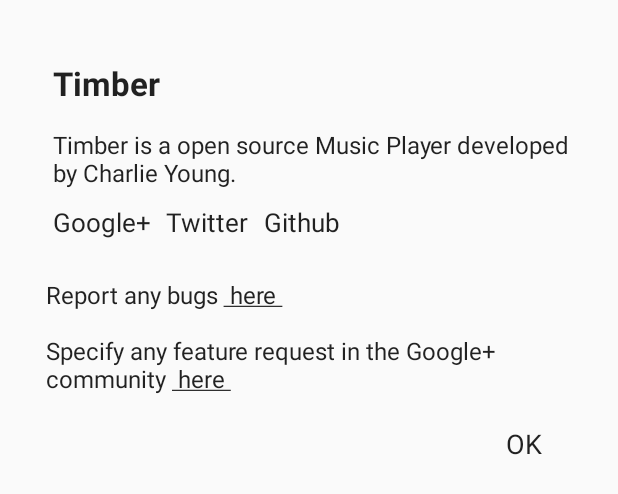
After one commit to wandereryoungg/MyTimber, an Android app: the layout layout_about_dialog.xml on its own in the app's theme, with its tools: preview values and no code run, on a phone screen of 412 x 824 dp. The commit adds this screen. Shown: the top 494 px of the screen. Run offline under Robolectric (Android 15) with nearby library versions, the phone set to English and light mode, and no system bars.

Commit message:
2020/3/24 公司作业内容

```diff
--- a/app/src/main/AndroidManifest.xml
+++ b/app/src/main/AndroidManifest.xml
@@ -10,7 +10,9 @@
         android:roundIcon="@mipmap/ic_launcher_round"
         android:supportsRtl="true"
         android:theme="@style/AppTheme">
-        <activity android:name=".activities.ATEActivity"></activity>
+        <activity android:name=".activities.DonateActivity"></activity>
+        <activity android:name=".activities.SettingsActivity" />
+        <activity android:name=".activities.ATEActivity" />
         <activity android:name=".activities.BaseActivity" />
         <activity android:name=".activities.MainActivity">
             <intent-filter>
--- a/app/src/main/java/com/young/timber/utils/Constants.java
+++ b/app/src/main/java/com/young/timber/utils/Constants.java
@@ -4,6 +4,7 @@ public class Constants {
 
     public static final String PREFERENCES_NAME = "timber";
 
+    public static final String NAVIGATE_SETTINGS = "navigate_settings";
     public static final String NAVIGATE_LIBRARY = "navigate_library";
     public static final String NAVIGATE_PLAYLIST = "navigate_playlist";
     public static final String NAVIGATE_QUEUE = "navigate_queue";
--- /dev/null
+++ b/app/src/main/res/layout/layout_about_dialog.xml
@@ -0,0 +1,106 @@
+<?xml version="1.0" encoding="utf-8"?>
+<LinearLayout xmlns:android="http://schemas.android.com/apk/res/android"
+    android:layout_width="match_parent"
+    android:layout_height="match_parent"
+    android:layout_margin="15dp"
+    android:orientation="vertical"
+    android:paddingTop="15dp"
+    android:paddingBottom="16dp">
+
+    <TextView
+        android:id="@+id/app_version_name"
+        style="@style/TextAppearance.AppCompat.Body1"
+        android:layout_width="wrap_content"
+        android:layout_height="wrap_content"
+        android:paddingLeft="20dp"
+        android:paddingTop="10dp"
+        android:text="@string/app_name"
+        android:textSize="22sp"
+        android:textStyle="bold" />
+
+    <TextView
+        style="@style/TextAppearance.AppCompat.Body1"
+        android:layout_width="match_parent"
+        android:layout_height="wrap_content"
+        android:layout_marginLeft="20dp"
+        android:layout_marginTop="15dp"
+        android:layout_marginRight="10dp"
+        android:text="@string/timber_about_opensource"
+        android:textSize="16sp" />
+
+    <LinearLayout
+        android:layout_width="match_parent"
+        android:layout_height="wrap_content"
+        android:layout_marginLeft="20dp"
+        android:orientation="horizontal">
+
+        <TextView
+            android:id="@+id/googleplus"
+            style="@style/TextAppearance.AppCompat.Body1"
+            android:layout_width="wrap_content"
+            android:layout_height="wrap_content"
+            android:clickable="true"
+            android:paddingTop="10dp"
+            android:text="Google+"
+            android:textSize="17sp" />
+
+        <TextView
+            android:id="@+id/twitter"
+            style="@style/TextAppearance.AppCompat.Body1"
+            android:layout_width="wrap_content"
+            android:layout_height="wrap_content"
+            android:clickable="true"
+            android:paddingLeft="10dp"
+            android:paddingTop="8dp"
+            android:text="Twitter"
+            android:textSize="17sp" />
+
+        <TextView
+            android:id="@+id/github"
+            style="@style/TextAppearance.AppCompat.Body1"
+            android:layout_width="wrap_content"
+            android:layout_height="wrap_content"
+            android:clickable="true"
+            android:paddingLeft="10dp"
+            android:paddingTop="8dp"
+            android:text="Github"
+            android:textSize="17sp" />
+
+    </LinearLayout>
+    <TextView
+        android:id="@+id/source"
+        android:layout_width="match_parent"
+        android:layout_height="wrap_content"
+        android:clickable="true"
+        android:paddingLeft="15dp"
+        android:layout_marginTop="25dp"
+        android:text="@string/timber_source"
+        android:textSize="16sp"
+        style="@style/TextAppearance.AppCompat.Body1"/>
+    <TextView
+        android:id="@+id/feature_request"
+        android:layout_width="match_parent"
+        android:layout_height="wrap_content"
+        android:clickable="true"
+        android:paddingLeft="15dp"
+        android:layout_marginTop="15dp"
+        android:layout_marginBottom="20dp"
+        android:text="@string/timber_feature_request"
+        android:textSize="16sp"
+        style="@style/TextAppearance.AppCompat.Body1"/>
+
+    <TextView
+        android:id="@+id/dismiss_dialog"
+        android:layout_width="wrap_content"
+        android:layout_height="wrap_content"
+        android:text="@android:string/ok"
+        style="@style/TextAppearance.AppCompat.Body1"
+        android:textSize="18sp"
+        android:layout_gravity="right"
+        android:paddingBottom="10dp"
+        android:paddingRight="15dp"
+        android:layout_marginRight="20dp"
+        android:gravity="center"
+        android:background="?selectableItemBackgroundBorderless"/>
+
+</LinearLayout>
--- a/app/src/main/res/values/strings.xml
+++ b/app/src/main/res/values/strings.xml
@@ -1,5 +1,9 @@
 <resources xmlns:xliff="urn:oasis:names:tc:xliff:document:1.2">
     <string name="app_name">Timber</string>
+    <string name="timber_about_opensource">Timber is a open source Music Player developed by Charlie Young.</string>
+    <string name="timber_source">Report any bugs <u> here </u> </string>
+    <string name="timber_feature_request">Specify any feature request in the Google+ community <u> here </u></string>
+
     <string name="play">Play</string>
     <string name="add_to_playlist">Add to playlist</string>
     <string name="go_to_album">Go to album</string>
@@ -23,7 +27,9 @@
     <string name="sort_order_entry_number_of_albums">Number of albums</string>
     <string name="sort_order_entry_filename">Filename</string>
 
-
+    <string name="menu_show_as">View As</string>
+    <string name="menu_show_as_entry_list">List</string>
+    <string name="menu_show_as_entry_grid">Grid</string>
 
 
     <string name="durationformatshort" translatable="false"><xliff:g id="format">%2$d:%3$02d</xliff:g></string>
```
Also changed, not shown: app/src/main/java/com/young/timber/activities/DonateActivity.java (added, +16 -0 lines), app/src/main/java/com/young/timber/activities/ExpandedControlsActivity.java (added, +29 -0 lines), app/src/main/java/com/young/timber/activities/MainActivity.java (+31 -7 lines), app/src/main/java/com/young/timber/activities/SettingsActivity.java (added, +16 -0 lines), app/src/main/java/com/young/timber/fragments/AlbumFragment.java (+82 -0 lines), app/src/main/java/com/young/timber/fragments/ArtistFragment.java (+18 -0 lines), app/src/main/java/com/young/timber/utils/Helpers.java (+92 -0 lines), app/src/main/java/com/young/timber/utils/NavigationUtils.java (+8 -0 lines), app/src/main/res/layout/activity_donate.xml (added, +9 -0 lines), app/src/main/res/layout/activity_settings.xml (added, +9 -0 lines), app/src/main/res/menu/menu_expanded_controller.xml (added, +10 -0 lines), app/src/main/res/menu/menu_show_as.xml (added, +20 -0 lines), app/src/main/res/menu/menu_sort_by.xml (added, +29 -0 lines).
